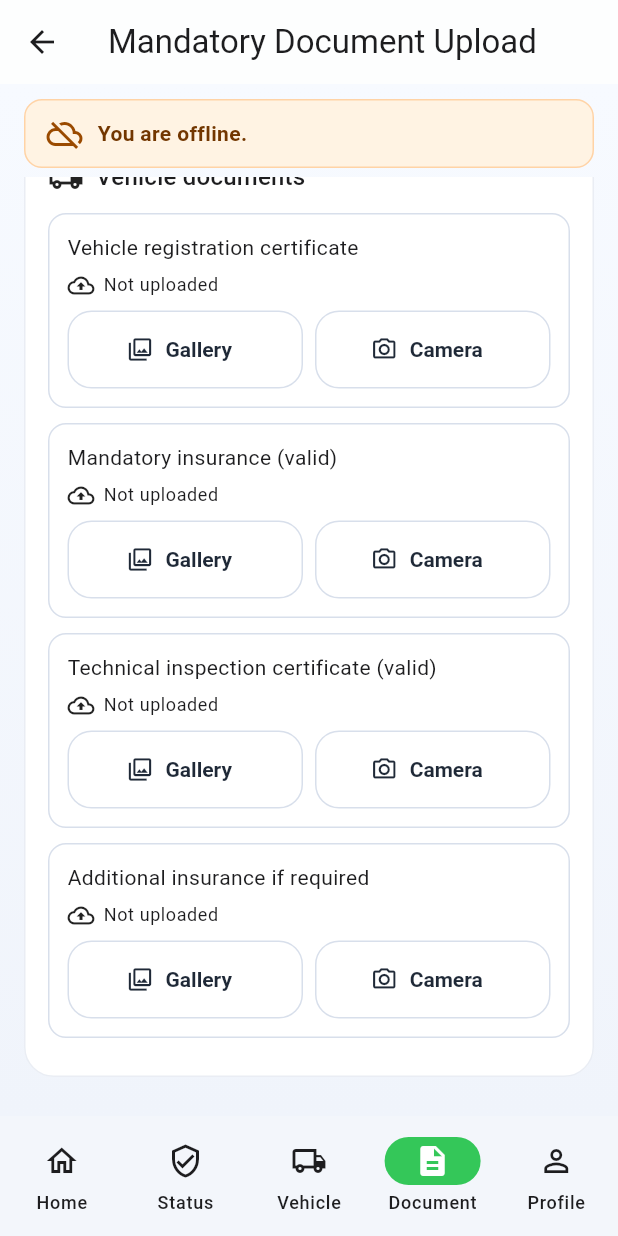
After one commit to BlackTom900131/DriverOps, a Flutter app: the DocumentScreen screen opened by its route, scrolled down 542 dp, after a tap on "Gallery", on a phone screen of 412 x 824 dp. The commit adds this screen. Run offline on Flutter 3.47's test engine with Material 3 defaults, Android fonts, the phone set to English and light mode, and no system bars; our stand-ins replace flutter_riverpod, go_router, image_picker, shared_preferences; accounts and stored records are empty; Roboto replaces fonts that are missing (SF Pro Text).

Commit message:
feat(documents): add mandatory upload flow and update nav/titles

```diff
--- a/lib/app/router.dart
+++ b/lib/app/router.dart
@@ -19,6 +19,7 @@ import '../features/delivery/ui/delivery_screen.dart';
 import '../features/delivery/ui/pod_screen.dart';
 import '../features/delivery/ui/failed_delivery_screen.dart';
 import '../features/offline_queue/ui/offline_queue_screen.dart';
+import '../features/document/ui/document_screen.dart';
 import '../features/profile/ui/profile_screen.dart';
 import '../features/registration/ui/document_upload_screen.dart';
 import '../features/status/ui/status_screen.dart';
@@ -51,11 +52,16 @@ final appRouterProvider = Provider<GoRouter>((ref) {
         final onStatus = state.matchedLocation == '/home/status';
         final onProfile = state.matchedLocation.startsWith('/home/profile');
         final onVehicle = state.matchedLocation.startsWith('/home/vehicle');
+        final onDocuments = state.matchedLocation.startsWith('/home/documents');
         // Allow registration and status screens even if not approved.
         final onRegistration = state.matchedLocation.startsWith(
           '/registration',
         );
-        if (!onRegistration && !onStatus && !onProfile && !onVehicle) {
+        if (!onRegistration &&
+            !onStatus &&
+            !onProfile &&
+            !onVehicle &&
+            !onDocuments) {
           return '/home/status';
         }
       }
@@ -88,10 +94,7 @@ final appRouterProvider = Provider<GoRouter>((ref) {
         path: '/home',
         builder: (_, _) => const HomeScreen(),
         routes: [
-          GoRoute(
-            path: 'status',
-            builder: (_, _) => const StatusScreen(),
-          ),
+          GoRoute(path: 'status', builder: (_, _) => const StatusScreen()),
           GoRoute(
             path: 'start-workday',
             builder: (_, _) => const StartWorkdayScreen(),
@@ -154,6 +157,7 @@ final appRouterProvider = Provider<GoRouter>((ref) {
           ),
           GoRoute(path: 'profile', builder: (_, _) => const ProfileScreen()),
           GoRoute(path: 'vehicle', builder: (_, _) => const VehicleScreen()),
+          GoRoute(path: 'documents', builder: (_, _) => const DocumentScreen()),
         ],
       ),
     ],
--- /dev/null
+++ b/lib/features/document/ui/document_screen.dart
@@ -0,0 +1,354 @@
+import 'dart:convert';
+import 'dart:io';
+
+import 'package:flutter/material.dart';
+import 'package:image_picker/image_picker.dart';
+import 'package:path_provider/path_provider.dart';
+import 'package:shared_preferences/shared_preferences.dart';
+
+import '../../../shared/widgets/app_scaffold.dart';
+
+class DocumentScreen extends StatefulWidget {
+  const DocumentScreen({super.key});
+
+  @override
+  State<DocumentScreen> createState() => _DocumentScreenState();
+}
+
+class _DocumentScreenState extends State<DocumentScreen> {
+  static const String _docsPrefKey = 'documents_upload_state_v1';
+
+  static const List<_DocumentDefinition> _personalDocs = [
+    _DocumentDefinition(
+      id: 'government_id',
+      title: 'Government ID',
+      section: 'personal',
+    ),
+    _DocumentDefinition(
+      id: 'drivers_license',
+      title: 'Valid driver\'s license',
+      section: 'personal',
+    ),
+    _DocumentDefinition(
+      id: 'additional_cert',
+      title: 'Additional certifications required by the company',
+      section: 'personal',
+    ),
+  ];
+
+  static const List<_DocumentDefinition> _vehicleDocs = [
+    _DocumentDefinition(
+      id: 'vehicle_registration',
+      title: 'Vehicle registration certificate',
+      section: 'vehicle',
+    ),
+    _DocumentDefinition(
+      id: 'mandatory_insurance',
+      title: 'Mandatory insurance (valid)',
+      section: 'vehicle',
+    ),
+    _DocumentDefinition(
+      id: 'technical_inspection',
+      title: 'Technical inspection certificate (valid)',
+      section: 'vehicle',
+    ),
+    _DocumentDefinition(
+      id: 'additional_insurance',
+      title: 'Additional insurance if required',
+      section: 'vehicle',
+    ),
+  ];
+
+  final ImagePicker _picker = ImagePicker();
+  final Map<String, _DocumentUploadStatus> _statusById = {};
+
+  @override
+  void initState() {
+    super.initState();
+    for (final doc in [..._personalDocs, ..._vehicleDocs]) {
+      _statusById[doc.id] = const _DocumentUploadStatus();
+    }
+    _loadSavedUploadStatus();
+  }
+
+  Future<void> _loadSavedUploadStatus() async {
+    final prefs = await SharedPreferences.getInstance();
+    final raw = prefs.getString(_docsPrefKey);
+    if (raw == null || raw.trim().isEmpty) return;
+
+    try {
+      final decoded = jsonDecode(raw);
+      if (decoded is! Map<String, dynamic>) return;
+      if (!mounted) return;
+      setState(() {
+        decoded.forEach((id, value) {
+          final current = _statusById[id];
+          if (current == null || value is! Map<String, dynamic>) return;
+          _statusById[id] = _DocumentUploadStatus(
+            localPath: value['localPath'] as String?,
+            uploadedToServer: value['uploadedToServer'] == true,
+          );
+        });
+      });
+    } catch (_) {
+      // Ignore malformed persisted payload.
+    }
+  }
+
+  Future<void> _persistUploadStatus() async {
+    final prefs = await SharedPreferences.getInstance();
+    final payload = <String, Map<String, dynamic>>{};
+    _statusById.forEach((id, status) {
+      payload[id] = {
+        'localPath': status.localPath,
+        'uploadedToServer': status.uploadedToServer,
+      };
+    });
+    await prefs.setString(_docsPrefKey, jsonEncode(payload));
+  }
+
+  Future<void> _pickAndUpload(_DocumentDefinition doc, ImageSource source) async {
+    final current = _statusById[doc.id];
+    if (current == null || current.isUploading) return;
+
+    final picked = await _picker.pickImage(
+      source: source,
+      imageQuality: 85,
+      maxWidth: 2000,
+    );
+    if (!mounted || picked == null) return;
+
+    setState(() {
+      _statusById[doc.id] = current.copyWith(isUploading: true);
+    });
+
+    try {
+      final localPath = await _saveToInnerStorage(doc, picked.path);
+      await _uploadToServerMock();
+      if (!mounted) return;
+      setState(() {
+        _statusById[doc.id] = _DocumentUploadStatus(
+          localPath: localPath,
+          uploadedToServer: true,
+        );
+      });
+      await _persistUploadStatus();
+      if (!mounted) return;
+      ScaffoldMessenger.of(context).showSnackBar(
+        SnackBar(content: Text('${doc.title} uploaded')),
+      );
+    } catch (_) {
+      if (!mounted) return;
+      setState(() {
+        _statusById[doc.id] = current.copyWith(isUploading: false);
+      });
+      ScaffoldMessenger.of(context).showSnackBar(
+        SnackBar(content: Text('Failed to upload ${doc.title}')),
+      );
+    }
+  }
+
+  Future<String> _saveToInnerStorage(_DocumentDefinition doc, String sourcePath) async {
+    final appDir = await getApplicationDocumentsDirectory();
+    final docsDir = Directory('${appDir.path}${Platform.pathSeparator}documents');
+    if (!await docsDir.exists()) {
+      await docsDir.create(recursive: true);
+    }
+
+    final sourceFile = File(sourcePath);
+    final extension = _fileExtension(sourcePath);
+    final fileName = '${doc.id}_${DateTime.now().millisecondsSinceEpoch}$extension';
+    final targetPath = '${docsDir.path}${Platform.pathSeparator}$fileName';
+    final saved = await sourceFile.copy(targetPath);
+    return saved.path;
+  }
+
+  String _fileExtension(String path) {
+    final normalized = path.replaceAll('\\', '/');
+    final index = normalized.lastIndexOf('.');
+    if (index == -1 || index == normalized.length - 1) return '.jpg';
+    return normalized.substring(index);
+  }
+
+  Future<void> _uploadToServerMock() async {
+    await Future<void>.delayed(const Duration(seconds: 2));
+  }
+
+  @override
+  Widget build(BuildContext context) {
+    return AppScaffold(
+      title: 'Mandatory Document Upload',
+      body: ListView(
+        padding: const EdgeInsets.only(top: 8, bottom: 20),
+        children: [
+          _DocumentSection(
+            title: 'Personal documents',
+            icon: Icons.person_outline,
+            docs: _personalDocs,
+            statusById: _statusById,
+            onPick: _pickAndUpload,
+          ),
+          _DocumentSection(
+            title: 'Vehicle documents',
+            icon: Icons.local_shipping_outlined,
+            docs: _vehicleDocs,
+            statusById: _statusById,
+            onPick: _pickAndUpload,
+          ),
+        ],
+      ),
+    );
+  }
+}
+
+class _DocumentSection extends StatelessWidget {
+  final String title;
+  final IconData icon;
+  final List<_DocumentDefinition> docs;
+  final Map<String, _DocumentUploadStatus> statusById;
+  final Future<void> Function(_DocumentDefinition doc, ImageSource source) onPick;
+
+  const _DocumentSection({
+    required this.title,
+    required this.icon,
+    required this.docs,
+    required this.statusById,
+    required this.onPick,
+  });
+
+  @override
+  Widget build(BuildContext context) {
+    return Card(
+      child: Padding(
+        padding: const EdgeInsets.all(16),
+        child: Column(
+          crossAxisAlignment: CrossAxisAlignment.start,
+          children: [
+            Row(
+              children: [
+                Icon(icon),
+                const SizedBox(width: 8),
+                Text(title, style: Theme.of(context).textTheme.titleMedium),
+              ],
+            ),
+            const SizedBox(height: 12),
+            ...docs.map((doc) {
+              final status = statusById[doc.id] ?? const _DocumentUploadStatus();
+              final isSaved = status.localPath != null && status.localPath!.isNotEmpty;
+              final uploadText = status.isUploading
+                  ? 'Uploading to server...'
+                  : status.uploadedToServer
+                  ? 'Uploaded to server and inner storage'
+                  : isSaved
+                  ? 'Saved to inner storage'
+                  : 'Not uploaded';
+
+              return Padding(
+                padding: const EdgeInsets.only(bottom: 10),
+                child: Container(
+                  padding: const EdgeInsets.all(12),
+                  decoration: BoxDecoration(
+                    borderRadius: BorderRadius.circular(12),
+                    border: Border.all(color: Theme.of(context).dividerColor),
+                  ),
+                  child: Column(
+                    crossAxisAlignment: CrossAxisAlignment.start,
+                    children: [
+                      Text(doc.title),
+                      const SizedBox(height: 6),
+                      Row(
+                        children: [
+                          Icon(
+                            status.uploadedToServer
+                                ? Icons.cloud_done_outlined
+                                : isSaved
+                                ? Icons.save_alt_outlined
+                                : Icons.cloud_upload_outlined,
+                            size: 18,
+                          ),
+                          const SizedBox(width: 6),
+                          Expanded(
+                            child: Text(
+                              uploadText,
+                              style: Theme.of(context).textTheme.bodySmall,
+                            ),
+                          ),
+                          if (status.isUploading)
+                            const SizedBox(
+                              width: 16,
+                              height: 16,
+                              child: CircularProgressIndicator(strokeWidth: 2),
+                            ),
+                        ],
+                      ),
+                      const SizedBox(height: 8),
+                      Row(
+                        children: [
+                          Expanded(
+                            child: OutlinedButton.icon(
+                              onPressed: status.isUploading
+                                  ? null
+                                  : () => onPick(doc, ImageSource.gallery),
+                              icon: const Icon(Icons.photo_library_outlined),
+                              label: const Text('Gallery'),
+                            ),
+                          ),
+                          const SizedBox(width: 8),
+                          Expanded(
+                            child: OutlinedButton.icon(
+                              onPressed: status.isUploading
+                                  ? null
+                                  : () => onPick(doc, ImageSource.camera),
+                              icon: const Icon(Icons.photo_camera_outlined),
+                              label: const Text('Camera'),
+                            ),
+                          ),
+                        ],
+                      ),
+                    ],
+                  ),
+                ),
+              );
+            }),
+          ],
+        ),
+      ),
+    );
+  }
+}
+
+class _DocumentDefinition {
+  final String id;
+  final String title;
+  final String section;
+
+  const _DocumentDefinition({
+    required this.id,
+    required this.title,
+    required this.section,
+  });
+}
+
+class _DocumentUploadStatus {
+  final String? localPath;
+  final bool uploadedToServer;
+  final bool isUploading;
+
+  const _DocumentUploadStatus({
+    this.localPath,
+    this.uploadedToServer = false,
+    this.isUploading = false,
+  });
+
+  _DocumentUploadStatus copyWith({
+    String? localPath,
+    bool? uploadedToServer,
+    bool? isUploading,
+  }) {
+    return _DocumentUploadStatus(
+      localPath: localPath ?? this.localPath,
+      uploadedToServer: uploadedToServer ?? this.uploadedToServer,
+      isUploading: isUploading ?? this.isUploading,
+    );
+  }
+}
--- a/lib/features/profile/ui/profile_screen.dart
+++ b/lib/features/profile/ui/profile_screen.dart
@@ -78,7 +78,7 @@ class _ProfileScreenState extends ConsumerState<ProfileScreen> {
   @override
   Widget build(BuildContext context) {
     return AppScaffold(
-      title: 'Profile',
+      title: 'Personal information',
       body: ListView(
         padding: const EdgeInsets.only(bottom: 20),
         children: [
--- a/lib/features/vehicle/ui/vehicle_screen.dart
+++ b/lib/features/vehicle/ui/vehicle_screen.dart
@@ -393,7 +393,7 @@ class _VehicleScreenState extends State<VehicleScreen> {
   @override
   Widget build(BuildContext context) {
     return AppScaffold(
-      title: 'Vehicle',
+      title: 'Vehicle information',
       body: ListView(
         padding: const EdgeInsets.only(top: 8, bottom: 20),
         children: [
--- a/lib/shared/widgets/app_scaffold.dart
+++ b/lib/shared/widgets/app_scaffold.dart
@@ -23,7 +23,9 @@ class AppScaffold extends ConsumerWidget {
   Widget build(BuildContext context, WidgetRef ref) {
     final location = GoRouterState.of(context).matchedLocation;
     final selectedIndex = _tabIndex(location);
-    final driverStatus = ref.watch(authStateProvider.select((s) => s.driverStatus));
+    final driverStatus = ref.watch(
+      authStateProvider.select((s) => s.driverStatus),
+    );
     final statusColor = _statusColor(driverStatus);
 
     return Scaffold(
@@ -60,7 +62,7 @@ class AppScaffold extends ConsumerWidget {
               case 2:
                 context.go('/home/vehicle');
               case 3:
-                context.go('/home/offline-queue');
+                context.go('/home/documents');
               case 4:
                 context.go('/home/profile');
             }
@@ -82,9 +84,9 @@ class AppScaffold extends ConsumerWidget {
               label: 'Vehicle',
             ),
             const NavigationDestination(
-              icon: Icon(Icons.cloud_sync_outlined),
-              selectedIcon: Icon(Icons.cloud_sync),
-              label: 'Offline',
+              icon: Icon(Icons.description_outlined),
+              selectedIcon: Icon(Icons.description),
+              label: 'Document',
             ),
             const NavigationDestination(
               icon: Icon(Icons.person_outline),
@@ -99,9 +101,10 @@ class AppScaffold extends ConsumerWidget {
 
   int _tabIndex(String location) {
     if (location.startsWith('/home/profile')) return 4;
-    if (location.startsWith('/home/offline-queue')) return 3;
+    if (location.startsWith('/home/documents')) return 3;
     if (location.startsWith('/home/vehicle')) return 2;
-    if (location.startsWith('/home/status') || location.startsWith('/registration')) {
+    if (location.startsWith('/home/status') ||
+        location.startsWith('/registration')) {
       return 1;
     }
     return 0;
--- a/pubspec.yaml
+++ b/pubspec.yaml
@@ -39,6 +39,7 @@ dependencies:
   cupertino_icons: ^1.0.8
   shared_preferences: ^2.0.15
   image_picker: ^1.0.0
+  path_provider: ^2.1.5
 
 dev_dependencies:
   flutter_test:
```
Also changed, not shown: pubspec.lock.
